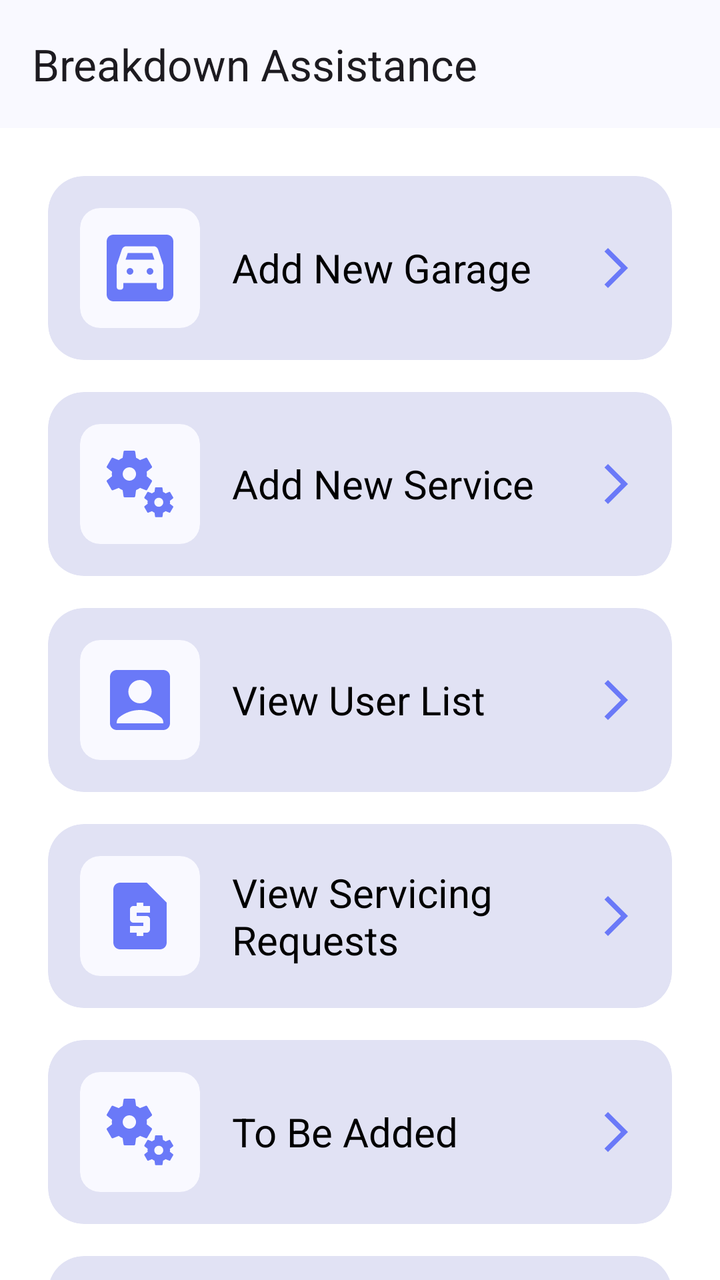
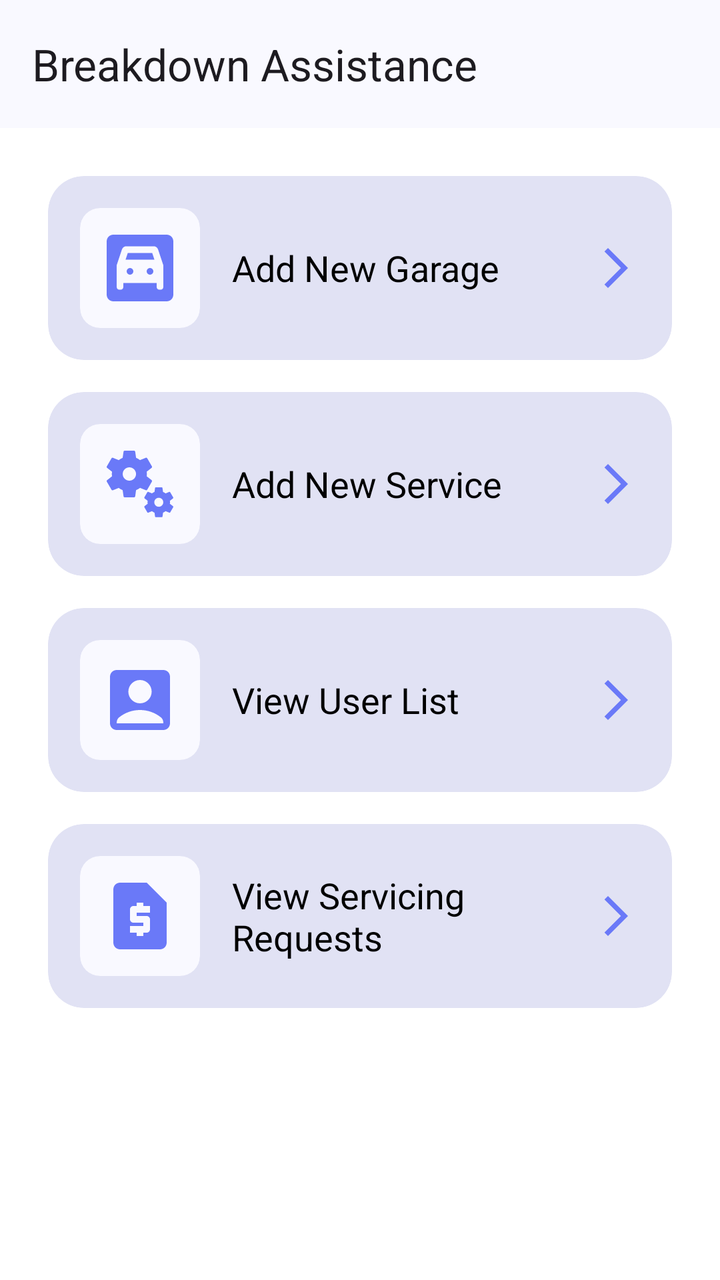

Screens rendered from an Android XML layout before and after an edit, with the pre-edit source and the edit as a unified diff.
<!-- AndroidManifest.xml: application theme Theme.BreakdownAssistance -->
<!-- res/layout/fragment_panel.xml -->
<?xml version="1.0" encoding="utf-8"?>
<androidx.coordinatorlayout.widget.CoordinatorLayout xmlns:android="http://schemas.android.com/apk/res/android"
    xmlns:app="http://schemas.android.com/apk/res-auto"
    xmlns:tools="http://schemas.android.com/tools"
    android:layout_width="match_parent"
    android:layout_height="match_parent"
    tools:context=".ui.fragments.PanelFragment">

    <androidx.core.widget.NestedScrollView
        android:id="@+id/nestedScrollView"
        android:layout_width="match_parent"
        android:layout_height="match_parent"
        app:layout_behavior="@string/appbar_scrolling_view_behavior">

        <LinearLayout
            android:layout_width="match_parent"
            android:layout_height="match_parent"
            android:orientation="vertical"
            android:padding="24dp">

            <com.google.android.material.card.MaterialCardView
                android:id="@+id/cardAddGarage"
                android:layout_width="match_parent"
                android:layout_height="wrap_content"
                android:layout_marginBottom="16dp"
                app:cardBackgroundColor="@color/light_accent"
                app:cardCornerRadius="18dp"
                app:strokeWidth="0dp">

                <LinearLayout
                    android:layout_width="match_parent"
                    android:layout_height="wrap_content"
                    android:orientation="horizontal"
                    android:padding="16dp">

                    <com.google.android.material.card.MaterialCardView
                        android:layout_width="wrap_content"
                        android:layout_height="wrap_content"
                        app:cardCornerRadius="10dp"
                        app:strokeWidth="0dp">

                        <ImageView
                            android:layout_width="40dp"
                            android:layout_height="40dp"
                            android:layout_margin="10dp"
                            android:src="@drawable/ic_garage"
                            app:tint="@color/accent" />

                    </com.google.android.material.card.MaterialCardView>

                    <TextView
                        android:layout_width="0dp"
                        android:layout_height="wrap_content"
                        android:layout_gravity="center_vertical"
                        android:layout_marginHorizontal="16dp"
                        android:layout_weight="1"
                        android:text="Add New Garage"
                        android:textColor="@color/black"
                        android:textSize="20sp" />

                    <ImageView
                        android:layout_width="24dp"
                        android:layout_height="24dp"
                        android:layout_gravity="center_vertical"
                        android:src="@drawable/ic_arrow_forward"
                        app:tint="@color/accent" />

                </LinearLayout>
            </com.google.android.material.card.MaterialCardView>

            <com.google.android.material.card.MaterialCardView
                android:id="@+id/cardAddService"
                android:layout_width="match_parent"
                android:layout_height="wrap_content"
                android:layout_marginBottom="16dp"
                app:cardBackgroundColor="@color/light_accent"
                app:cardCornerRadius="18dp"
                app:strokeWidth="0dp">

                <LinearLayout
                    android:layout_width="match_parent"
                    android:layout_height="wrap_content"
                    android:orientation="horizontal"
                    android:padding="16dp">

                    <com.google.android.material.card.MaterialCardView
                        android:layout_width="wrap_content"
                        android:layout_height="wrap_content"
                        app:cardCornerRadius="10dp"
                        app:strokeWidth="0dp">

                        <ImageView
                            android:layout_width="40dp"
                            android:layout_height="40dp"
                            android:layout_margin="10dp"
                            android:src="@drawable/ic_miscellaneous_services"
                            app:tint="@color/accent" />

                    </com.google.android.material.card.MaterialCardView>

                    <TextView
                        android:layout_width="0dp"
                        android:layout_height="wrap_content"
                        android:layout_gravity="center_vertical"
                        android:layout_marginHorizontal="16dp"
                        android:layout_weight="1"
                        android:text="Add New Service"
                        android:textColor="@color/black"
                        android:textSize="20sp" />

                    <ImageView
                        android:layout_width="24dp"
                        android:layout_height="24dp"
                        android:layout_gravity="center_vertical"
                        android:src="@drawable/ic_arrow_forward"
                        app:tint="@color/accent" />

                </LinearLayout>
            </com.google.android.material.card.MaterialCardView>

            <com.google.android.material.card.MaterialCardView
                android:id="@+id/cardViewUsers"
                android:layout_width="match_parent"
                android:layout_height="wrap_content"
                android:layout_marginBottom="16dp"
                app:cardBackgroundColor="@color/light_accent"
                app:cardCornerRadius="18dp"
                app:strokeWidth="0dp">

                <LinearLayout
                    android:layout_width="match_parent"
                    android:layout_height="wrap_content"
                    android:orientation="horizontal"
                    android:padding="16dp">

                    <com.google.android.material.card.MaterialCardView
                        android:layout_width="wrap_content"
                        android:layout_height="wrap_content"
                        app:cardCornerRadius="10dp"
                        app:strokeWidth="0dp">

                        <ImageView
                            android:layout_width="40dp"
                            android:layout_height="40dp"
                            android:layout_margin="10dp"
                            android:src="@drawable/ic_account_box"
                            app:tint="@color/accent" />

                    </com.google.android.material.card.MaterialCardView>

                    <TextView
                        android:layout_width="0dp"
                        android:layout_height="wrap_content"
                        android:layout_gravity="center_vertical"
                        android:layout_marginHorizontal="16dp"
                        android:layout_weight="1"
                        android:text="View User List"
                        android:textColor="@color/black"
                        android:textSize="20sp" />

                    <ImageView
                        android:layout_width="24dp"
                        android:layout_height="24dp"
                        android:layout_gravity="center_vertical"
                        android:src="@drawable/ic_arrow_forward"
                        app:tint="@color/accent" />

                </LinearLayout>
            </com.google.android.material.card.MaterialCardView>

            <com.google.android.material.card.MaterialCardView
                android:id="@+id/cardServiceRequest"
                android:layout_width="match_parent"
                android:layout_height="wrap_content"
                android:layout_marginBottom="16dp"
                app:cardBackgroundColor="@color/light_accent"
                app:cardCornerRadius="18dp"
                app:strokeWidth="0dp">

                <LinearLayout
                    android:layout_width="match_parent"
                    android:layout_height="wrap_content"
                    android:orientation="horizontal"
                    android:padding="16dp">

                    <com.google.android.material.card.MaterialCardView
                        android:layout_width="wrap_content"
                        android:layout_height="wrap_content"
                        app:cardCornerRadius="10dp"
                        app:strokeWidth="0dp">

                        <ImageView
                            android:layout_width="40dp"
                            android:layout_height="40dp"
                            android:layout_margin="10dp"
                            android:src="@drawable/ic_request_page"
                            app:tint="@color/accent" />

                    </com.google.android.material.card.MaterialCardView>

                    <TextView
                        android:layout_width="0dp"
                        android:layout_height="wrap_content"
                        android:layout_gravity="center_vertical"
                        android:layout_marginHorizontal="16dp"
                        android:layout_weight="1"
                        android:text="View Servicing Requests"
                        android:textColor="@color/black"
                        android:textSize="20sp" />

                    <ImageView
                        android:layout_width="24dp"
                        android:layout_height="24dp"
                        android:layout_gravity="center_vertical"
                        android:src="@drawable/ic_arrow_forward"
                        app:tint="@color/accent" />

                </LinearLayout>
            </com.google.android.material.card.MaterialCardView>

            <com.google.android.material.card.MaterialCardView
                android:id="@+id/cardToBeAdded1"
                android:layout_width="match_parent"
                android:layout_height="wrap_content"
                android:layout_marginBottom="16dp"
                app:cardBackgroundColor="@color/light_accent"
                app:cardCornerRadius="18dp"
                app:strokeWidth="0dp">

                <LinearLayout
                    android:layout_width="match_parent"
                    android:layout_height="wrap_content"
                    android:orientation="horizontal"
                    android:padding="16dp">

                    <com.google.android.material.card.MaterialCardView
                        android:layout_width="wrap_content"
                        android:layout_height="wrap_content"
                        app:cardCornerRadius="10dp"
                        app:strokeWidth="0dp">

                        <ImageView
                            android:layout_width="40dp"
                            android:layout_height="40dp"
                            android:layout_margin="10dp"
                            android:src="@drawable/ic_miscellaneous_services"
                            app:tint="@color/accent" />

                    </com.google.android.material.card.MaterialCardView>

                    <TextView
                        android:layout_width="0dp"
                        android:layout_height="wrap_content"
                        android:layout_gravity="center_vertical"
                        android:layout_marginHorizontal="16dp"
                        android:layout_weight="1"
                        android:text="To Be Added"
                        android:textColor="@color/black"
                        android:textSize="20sp" />

                    <ImageView
                        android:layout_width="24dp"
                        android:layout_height="24dp"
                        android:layout_gravity="center_vertical"
                        android:src="@drawable/ic_arrow_forward"
                        app:tint="@color/accent" />

                </LinearLayout>
            </com.google.android.material.card.MaterialCardView>

            <com.google.android.material.card.MaterialCardView
                android:id="@+id/cardToBeAdded2"
                android:layout_width="match_parent"
                android:layout_height="wrap_content"
                app:cardBackgroundColor="@color/light_accent"
                app:cardCornerRadius="18dp"
                app:strokeWidth="0dp">

                <LinearLayout
                    android:layout_width="match_parent"
                    android:layout_height="wrap_content"
                    android:orientation="horizontal"
                    android:padding="16dp">

                    <com.google.android.material.card.MaterialCardView
                        android:layout_width="wrap_content"
                        android:layout_height="wrap_content"
                        app:cardCornerRadius="10dp"
                        app:strokeWidth="0dp">

                        <ImageView
                            android:layout_width="40dp"
                            android:layout_height="40dp"
                            android:layout_margin="10dp"
                            android:src="@drawable/ic_miscellaneous_services"
                            app:tint="@color/accent" />

                    </com.google.android.material.card.MaterialCardView>

                    <TextView
                        android:layout_width="0dp"
                        android:layout_height="wrap_content"
                        android:layout_gravity="center_vertical"
                        android:layout_marginHorizontal="16dp"
                        android:layout_weight="1"
                        android:text="To Be Added"
                        android:textColor="@color/black"
                        android:textSize="20sp" />

                    <ImageView
                        android:layout_width="24dp"
                        android:layout_height="24dp"
                        android:layout_gravity="center_vertical"
                        android:src="@drawable/ic_arrow_forward"
                        app:tint="@color/accent" />

                </LinearLayout>
            </com.google.android.material.card.MaterialCardView>
        </LinearLayout>
    </androidx.core.widget.NestedScrollView>

    <include
        android:id="@+id/header"
        layout="@layout/view_toolbar" />

</androidx.coordinatorlayout.widget.CoordinatorLayout>
<!-- res/layout/view_toolbar.xml (included above) -->
<?xml version="1.0" encoding="utf-8"?>
<com.google.android.material.appbar.AppBarLayout xmlns:android="http://schemas.android.com/apk/res/android"
    xmlns:app="http://schemas.android.com/apk/res-auto"
    xmlns:tools="http://schemas.android.com/tools"
    android:id="@+id/appBarLayout"
    android:layout_width="match_parent"
    android:layout_height="wrap_content"
    android:fitsSystemWindows="true"
    app:liftOnScroll="true">

    <com.google.android.material.appbar.MaterialToolbar
        android:id="@+id/toolbar"
        android:layout_width="match_parent"
        android:layout_height="?attr/actionBarSize"
        android:paddingEnd="24dp"
        app:contentInsetStartWithNavigation="0dp"
        app:maxLines="1"
        app:navigationIconTint="?attr/colorOnSurface"
        app:title="@string/app_name"
        app:titleTextAppearance="@style/TextAppearance.Material3.TitleLarge"
        app:titleTextEllipsize="end"
        tools:ignore="RtlSymmetry" />

    <ProgressBar
        android:id="@+id/progress"
        style="@style/Base.Widget.AppCompat.ProgressBar.Horizontal"
        android:layout_width="match_parent"
        android:layout_height="wrap_content"
        android:layout_marginTop="-7dp"
        android:layout_marginBottom="-7dp"
        android:indeterminate="true"
        android:indeterminateTint="@color/accent"
        android:visibility="gone" />

</com.google.android.material.appbar.AppBarLayout>
<!-- resources referenced by this layout -->
<resources>
  <color name="accent">#FF6A79F8</color>
  <color name="black">#FF000000</color>
  <color name="light_accent">#FFE1E2F4</color>
  <!-- drawable ic_arrow_forward (drawable) -->
  <vector xmlns:android="http://schemas.android.com/apk/res/android" android:autoMirrored="true" android:height="24dp" android:tint="#000000" android:viewportHeight="24" android:viewportWidth="24" android:width="24dp">
        
      <path android:fillColor="@android:color/white" android:pathData="M6.23,20.23l1.77,1.77l10,-10l-10,-10l-1.77,1.77l8.23,8.23z"/>
      
  </vector>
  <!-- drawable ic_request_page (drawable) -->
  <vector xmlns:android="http://schemas.android.com/apk/res/android" android:height="24dp" android:tint="#000000" android:viewportHeight="24" android:viewportWidth="24" android:width="24dp">
        
      <path android:fillColor="@android:color/white" android:pathData="M14,2H6C4.9,2 4,2.9 4,4v16c0,1.1 0.9,2 2,2h12c1.1,0 2,-0.9 2,-2V8L14,2zM15,11h-4v1h3c0.55,0 1,0.45 1,1v3c0,0.55 -0.45,1 -1,1h-1v1h-2v-1H9v-2h4v-1h-3c-0.55,0 -1,-0.45 -1,-1v-3c0,-0.55 0.45,-1 1,-1h1V8h2v1h2V11z"/>
      
  </vector>
  <string name="app_name">Breakdown Assistance</string>
  <style name="Theme.BreakdownAssistance" parent="Base.Theme.BreakdownAssistance" />
  <color name="white">#FFFFFFFF</color>
  <color name="transparent">#00000000</color>
  <color name="md_theme_primary">#415F91</color>
  <color name="md_theme_onPrimary">#FFFFFF</color>
  <color name="md_theme_primaryContainer">#D6E3FF</color>
  <color name="md_theme_onPrimaryContainer">#001B3E</color>
  <color name="md_theme_secondary">#565F71</color>
  <color name="md_theme_onSecondary">#FFFFFF</color>
  <color name="md_theme_secondaryContainer">#DAE2F9</color>
  <color name="md_theme_onSecondaryContainer">#131C2B</color>
  <color name="md_theme_tertiary">#705575</color>
  <color name="md_theme_onTertiary">#FFFFFF</color>
  <color name="md_theme_tertiaryContainer">#FAD8FD</color>
  <color name="md_theme_onTertiaryContainer">#28132E</color>
  <color name="md_theme_error">#BA1A1A</color>
  <color name="md_theme_onError">#FFFFFF</color>
  <color name="md_theme_errorContainer">#FFDAD6</color>
  <color name="md_theme_onErrorContainer">#410002</color>
  <color name="md_theme_background">#F9F9FF</color>
  <color name="md_theme_onBackground">#191C20</color>
  <color name="md_theme_surface">#F9F9FF</color>
  <color name="md_theme_onSurface">#191C20</color>
  <color name="md_theme_surfaceVariant">#E0E2EC</color>
  <color name="md_theme_onSurfaceVariant">#44474E</color>
  <color name="md_theme_outline">#74777F</color>
  <color name="md_theme_outlineVariant">#C4C6D0</color>
  <color name="md_theme_inverseSurface">#2E3036</color>
  <color name="md_theme_inverseOnSurface">#F0F0F7</color>
  <color name="md_theme_inversePrimary">#AAC7FF</color>
  <color name="md_theme_primaryFixed">#D6E3FF</color>
  <color name="md_theme_onPrimaryFixed">#001B3E</color>
  <color name="md_theme_primaryFixedDim">#AAC7FF</color>
  <color name="md_theme_onPrimaryFixedVariant">#284777</color>
  <color name="md_theme_secondaryFixed">#DAE2F9</color>
  <color name="md_theme_onSecondaryFixed">#131C2B</color>
  <color name="md_theme_secondaryFixedDim">#BEC6DC</color>
  <color name="md_theme_onSecondaryFixedVariant">#3E4759</color>
  <color name="md_theme_tertiaryFixed">#FAD8FD</color>
  <color name="md_theme_onTertiaryFixed">#28132E</color>
  <color name="md_theme_tertiaryFixedDim">#DDBCE0</color>
  <color name="md_theme_onTertiaryFixedVariant">#573E5C</color>
  <color name="md_theme_surfaceDim">#D9D9E0</color>
  <color name="md_theme_surfaceBright">#F9F9FF</color>
  <color name="md_theme_surfaceContainerLowest">#FFFFFF</color>
  <color name="md_theme_surfaceContainerLow">#F3F3FA</color>
  <color name="md_theme_surfaceContainer">#EDEDF4</color>
  <color name="md_theme_surfaceContainerHigh">#E7E8EE</color>
  <color name="md_theme_surfaceContainerHighest">#E2E2E9</color>
  <!-- unchanged entries left out for length: 4 -->
</resources>

<!-- the commit's change to res/layout/fragment_panel.xml (unified diff, before → after) -->
@@ -56,7 +56,7 @@
                         android:layout_weight="1"
                         android:text="Add New Garage"
                         android:textColor="@color/black"
-                        android:textSize="20sp" />
+                        android:textSize="18sp" />
 
                     <ImageView
                         android:layout_width="24dp"
@@ -106,7 +106,7 @@
                         android:layout_weight="1"
                         android:text="Add New Service"
                         android:textColor="@color/black"
-                        android:textSize="20sp" />
+                        android:textSize="18sp" />
 
                     <ImageView
                         android:layout_width="24dp"
@@ -156,7 +156,7 @@
                         android:layout_weight="1"
                         android:text="View User List"
                         android:textColor="@color/black"
-                        android:textSize="20sp" />
+                        android:textSize="18sp" />
 
                     <ImageView
                         android:layout_width="24dp"
@@ -172,7 +172,6 @@
                 android:id="@+id/cardServiceRequest"
                 android:layout_width="match_parent"
                 android:layout_height="wrap_content"
-                android:layout_marginBottom="16dp"
                 app:cardBackgroundColor="@color/light_accent"
                 app:cardCornerRadius="18dp"
                 app:strokeWidth="0dp">
@@ -206,106 +205,7 @@
                         android:layout_weight="1"
                         android:text="View Servicing Requests"
                         android:textColor="@color/black"
-                        android:textSize="20sp" />
-
-                    <ImageView
-                        android:layout_width="24dp"
-                        android:layout_height="24dp"
-                        android:layout_gravity="center_vertical"
-                        android:src="@drawable/ic_arrow_forward"
-                        app:tint="@color/accent" />
-
-                </LinearLayout>
-            </com.google.android.material.card.MaterialCardView>
-
-            <com.google.android.material.card.MaterialCardView
-                android:id="@+id/cardToBeAdded1"
-                android:layout_width="match_parent"
-                android:layout_height="wrap_content"
-                android:layout_marginBottom="16dp"
-                app:cardBackgroundColor="@color/light_accent"
-                app:cardCornerRadius="18dp"
-                app:strokeWidth="0dp">
-
-                <LinearLayout
-                    android:layout_width="match_parent"
-                    android:layout_height="wrap_content"
-                    android:orientation="horizontal"
-                    android:padding="16dp">
-
-                    <com.google.android.material.card.MaterialCardView
-                        android:layout_width="wrap_content"
-                        android:layout_height="wrap_content"
-                        app:cardCornerRadius="10dp"
-                        app:strokeWidth="0dp">
-
-                        <ImageView
-                            android:layout_width="40dp"
-                            android:layout_height="40dp"
-                            android:layout_margin="10dp"
-                            android:src="@drawable/ic_miscellaneous_services"
-                            app:tint="@color/accent" />
-
-                    </com.google.android.material.card.MaterialCardView>
-
-                    <TextView
-                        android:layout_width="0dp"
-                        android:layout_height="wrap_content"
-                        android:layout_gravity="center_vertical"
-                        android:layout_marginHorizontal="16dp"
-                        android:layout_weight="1"
-                        android:text="To Be Added"
-                        android:textColor="@color/black"
-                        android:textSize="20sp" />
-
-                    <ImageView
-                        android:layout_width="24dp"
-                        android:layout_height="24dp"
-                        android:layout_gravity="center_vertical"
-                        android:src="@drawable/ic_arrow_forward"
-                        app:tint="@color/accent" />
-
-                </LinearLayout>
-            </com.google.android.material.card.MaterialCardView>
-
-            <com.google.android.material.card.MaterialCardView
-                android:id="@+id/cardToBeAdded2"
-                android:layout_width="match_parent"
-                android:layout_height="wrap_content"
-                app:cardBackgroundColor="@color/light_accent"
-                app:cardCornerRadius="18dp"
-                app:strokeWidth="0dp">
-
-                <LinearLayout
-                    android:layout_width="match_parent"
-                    android:layout_height="wrap_content"
-                    android:orientation="horizontal"
-                    android:padding="16dp">
-
-                    <com.google.android.material.card.MaterialCardView
-                        android:layout_width="wrap_content"
-                        android:layout_height="wrap_content"
-                        app:cardCornerRadius="10dp"
-                        app:strokeWidth="0dp">
-
-                        <ImageView
-                            android:layout_width="40dp"
-                            android:layout_height="40dp"
-                            android:layout_margin="10dp"
-                            android:src="@drawable/ic_miscellaneous_services"
-                            app:tint="@color/accent" />
-
-                    </com.google.android.material.card.MaterialCardView>
-
-                    <TextView
-                        android:layout_width="0dp"
-                        android:layout_height="wrap_content"
-                        android:layout_gravity="center_vertical"
-                        android:layout_marginHorizontal="16dp"
-                        android:layout_weight="1"
-                        android:text="To Be Added"
-                        android:textColor="@color/black"
-                        android:textSize="20sp" />
+                        android:textSize="18sp" />
 
                     <ImageView
                         android:layout_width="24dp"
